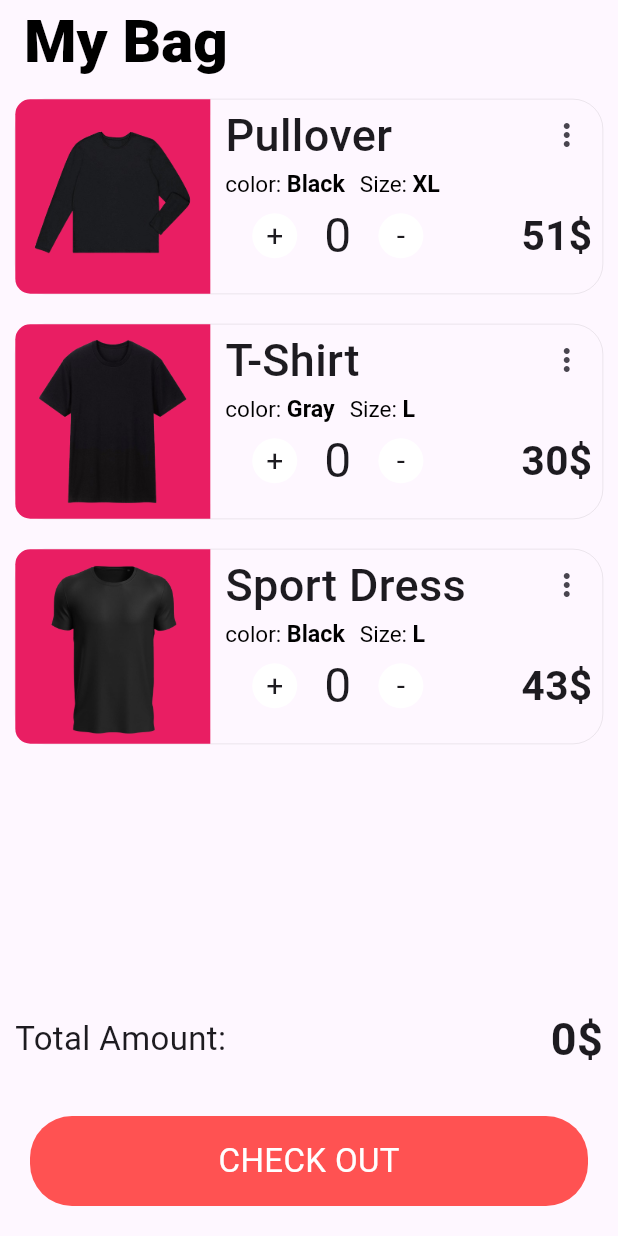
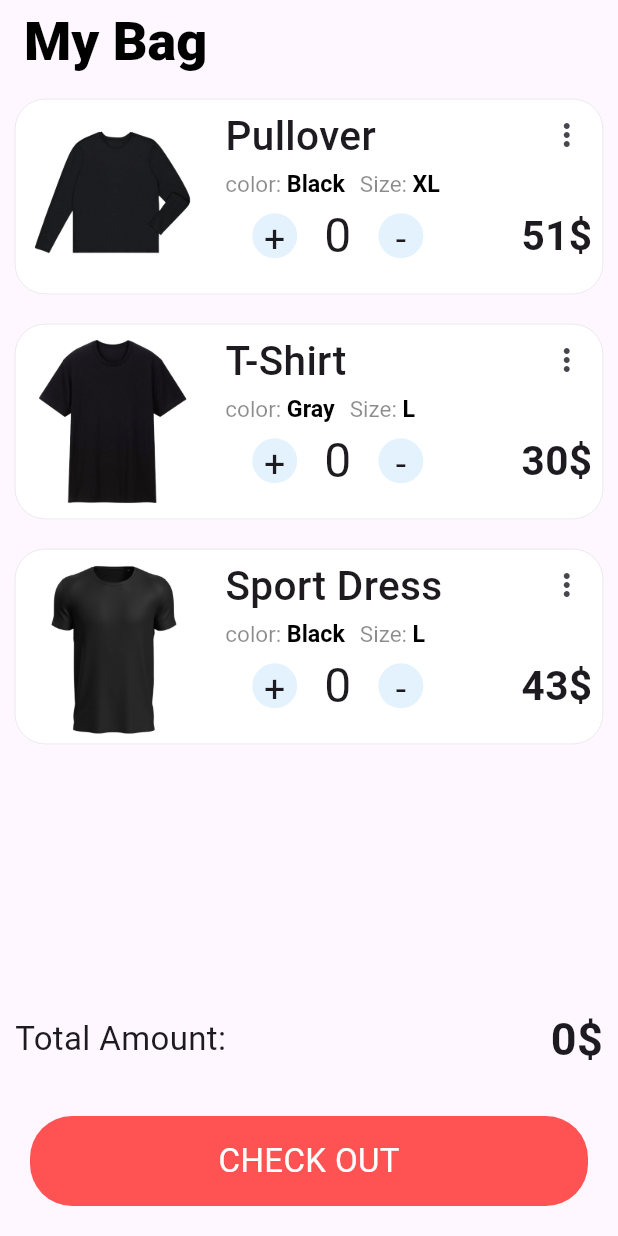
Before and after one commit to Sadman-123/Ostad-Flutter, a Flutter app: the screen it shows after launch, on a phone screen of 412 x 824 dp. Run offline on Flutter 3.47's test engine with Material 3 defaults, Android fonts, the phone set to English and light mode, and no system bars; our stand-ins replace flutter_svg.

Commit message:
Some color and size change

```diff
--- a/Assignment-4/assignment4/lib/main.dart
+++ b/Assignment-4/assignment4/lib/main.dart
@@ -1,4 +1,3 @@
-import 'package:assignment4/custom_widgets/shirt_card.dart';
 import 'package:flutter/material.dart';
 void main()
 {
@@ -29,7 +28,7 @@ class _AppState extends State<App> {
   Widget build(BuildContext context) {
     return Scaffold(
       appBar: AppBar(
-        title: Text("My Bag",style: TextStyle(fontSize: 40,fontWeight: FontWeight.w800,color: Colors.black),),
+        title: Text("My Bag",style: TextStyle(fontSize: 36,fontWeight: FontWeight.w800,color: Colors.black),),
       ),
       body: Column(
         children: [
@@ -41,6 +40,7 @@ class _AppState extends State<App> {
             height: 130,
             width: double.infinity,
             decoration: BoxDecoration(
+                color: Colors.white,
                 borderRadius: BorderRadius.circular(20),
               border: Border.all(color: Colors.black26,width: 0.2)
             ),
@@ -53,7 +53,6 @@ class _AppState extends State<App> {
                       image: DecorationImage(
                         image: AssetImage("assets/pullover.png"),
                       ),
-                      color: Colors.pink,
                       borderRadius: BorderRadius.only(
                           topLeft: Radius.circular(10),
                           bottomLeft: Radius.circular(10)
@@ -68,7 +67,7 @@ class _AppState extends State<App> {
                           Row(
                             mainAxisAlignment: MainAxisAlignment.spaceBetween,
                             children: [
-                              Text("Pullover",style: TextStyle(fontSize: 30,fontWeight: FontWeight.w500),),
+                              Text("Pullover",style: TextStyle(fontSize: 27,fontWeight: FontWeight.w500),),
                               IconButton(onPressed: (){}, icon: Icon(Icons.more_vert_outlined))
                             ],
                           ),
@@ -80,7 +79,7 @@ class _AppState extends State<App> {
                                     TextSpan(
                                       text: 'color: ',
                                       style: TextStyle(
-                                          color: Colors.black,
+                                        color: Colors.black45,
                                           fontSize: 15
                                       ),
                                     ),
@@ -102,7 +101,7 @@ class _AppState extends State<App> {
                                     TextSpan(
                                       text: 'Size: ',
                                       style: TextStyle(
-                                          color: Colors.black,
+                                          color: Colors.black45,
                                           fontSize: 15
                                       ),
                                     ),
@@ -128,12 +127,12 @@ class _AppState extends State<App> {
                                   children: [
                                     GestureDetector(
                                       child: Container(
-                                        child: Text("+",style: TextStyle(fontSize: 20),),
+                                        child: Text("+",style: TextStyle(fontSize: 25),),
                                         alignment: Alignment.center,
                                         height: 30,
                                         width: 30,
                                         decoration: BoxDecoration(
-                                            color: Colors.white,
+                                            color: Colors.blue.shade50,
                                             borderRadius: BorderRadius.circular(50)
                                         ),
                                       ),
@@ -147,12 +146,12 @@ class _AppState extends State<App> {
                                     Text("$ct1",style: TextStyle(fontSize: 32),),
                                     GestureDetector(
                                       child: Container(
-                                        child: Text("-",style: TextStyle(fontSize: 20),),
+                                        child: Text("-",style: TextStyle(fontSize: 25),),
                                         alignment: Alignment.center,
                                         height: 30,
                                         width: 30,
                                         decoration: BoxDecoration(
-                                            color: Colors.white,
+                                            color: Colors.blue.shade50,
                                             borderRadius: BorderRadius.circular(50)
                                         ),
                                       ),
@@ -211,7 +210,9 @@ class _AppState extends State<App> {
                   height: 130,
                   width: double.infinity,
                   decoration: BoxDecoration(
+
                       borderRadius: BorderRadius.circular(20),
+                      color: Colors.white,
                       border: Border.all(color: Colors.black26,width: 0.2)
                   ),
                   child: Row(
@@ -223,7 +224,6 @@ class _AppState extends State<App> {
                             image: DecorationImage(
                               image: AssetImage("assets/tshirt.png"),
                             ),
-                            color: Colors.pink,
                             borderRadius: BorderRadius.only(
                                 topLeft: Radius.circular(10),
                                 bottomLeft: Radius.circular(10)
@@ -238,7 +238,7 @@ class _AppState extends State<App> {
                                 Row(
                                   mainAxisAlignment: MainAxisAlignment.spaceBetween,
                                   children: [
-                                    Text("T-Shirt",style: TextStyle(fontSize: 30,fontWeight: FontWeight.w500),),
+                                    Text("T-Shirt",style: TextStyle(fontSize: 27,fontWeight: FontWeight.w500),),
                                     IconButton(onPressed: (){}, icon: Icon(Icons.more_vert_outlined))
                                   ],
                                 ),
@@ -250,7 +250,7 @@ class _AppState extends State<App> {
                                           TextSpan(
                                             text: 'color: ',
                                             style: TextStyle(
-                                                color: Colors.black,
+                                                color: Colors.black45,
                                                 fontSize: 15
                                             ),
                                           ),
@@ -272,7 +272,7 @@ class _AppState extends State<App> {
                                           TextSpan(
                                             text: 'Size: ',
                                             style: TextStyle(
-                                                color: Colors.black,
+                                                color: Colors.black45,
                                                 fontSize: 15
                                             ),
                                           ),
@@ -298,12 +298,12 @@ class _AppState extends State<App> {
                                         children: [
                                           GestureDetector(
                                             child: Container(
-                                              child: Text("+",style: TextStyle(fontSize: 20),),
+                                              child: Text("+",style: TextStyle(fontSize: 25),),
                                               alignment: Alignment.center,
                                               height: 30,
                                               width: 30,
                                               decoration: BoxDecoration(
-                                                  color: Colors.white,
+                                                  color: Colors.blue.shade50,
                                                   borderRadius: BorderRadius.circular(50)
                                               ),
                                             ),
@@ -317,12 +317,12 @@ class _AppState extends State<App> {
                                           Text("$ct2",style: TextStyle(fontSize: 32),),
                                           GestureDetector(
                                             child: Container(
-                                              child: Text("-",style: TextStyle(fontSize: 20),),
+                                              child: Text("-",style: TextStyle(fontSize: 25),),
                                               alignment: Alignment.center,
                                               height: 30,
                                               width: 30,
                                               decoration: BoxDecoration(
-                                                  color: Colors.white,
+                                                  color: Colors.blue.shade50,
                                                   borderRadius: BorderRadius.circular(50)
                                               ),
                                             ),
@@ -382,6 +382,7 @@ class _AppState extends State<App> {
                   width: double.infinity,
                   decoration: BoxDecoration(
                       borderRadius: BorderRadius.circular(20),
+                      color: Colors.white,
                       border: Border.all(color: Colors.black26,width: 0.2)
                   ),
                   child: Row(
@@ -393,7 +394,6 @@ class _AppState extends State<App> {
                             image: DecorationImage(
                               image: AssetImage("assets/sport.png"),
                             ),
-                            color: Colors.pink,
                             borderRadius: BorderRadius.only(
                                 topLeft: Radius.circular(10),
                                 bottomLeft: Radius.circular(10)
@@ -408,7 +408,7 @@ class _AppState extends State<App> {
                                 Row(
                                   mainAxisAlignment: MainAxisAlignment.spaceBetween,
                                   children: [
-                                    Text("Sport Dress",style: TextStyle(fontSize: 30,fontWeight: FontWeight.w500),),
+                                    Text("Sport Dress",style: TextStyle(fontSize: 27,fontWeight: FontWeight.w500),),
                                     IconButton(onPressed: (){}, icon: Icon(Icons.more_vert_outlined))
                                   ],
                                 ),
@@ -420,7 +420,7 @@ class _AppState extends State<App> {
                                           TextSpan(
                                             text: 'color: ',
                                             style: TextStyle(
-                                                color: Colors.black,
+                                                color: Colors.black45,
                                                 fontSize: 15
                                             ),
                                           ),
@@ -442,7 +442,7 @@ class _AppState extends State<App> {
                                           TextSpan(
                                             text: 'Size: ',
                                             style: TextStyle(
-                                                color: Colors.black,
+                                                color: Colors.black45,
                                                 fontSize: 15
                                             ),
                                           ),
@@ -468,12 +468,12 @@ class _AppState extends State<App> {
                                         children: [
                                           GestureDetector(
                                             child: Container(
-                                              child: Text("+",style: TextStyle(fontSize: 20),),
+                                              child: Text("+",style: TextStyle(fontSize: 25),),
                                               alignment: Alignment.center,
                                               height: 30,
                                               width: 30,
                                               decoration: BoxDecoration(
-                                                  color: Colors.white,
+                                                  color: Colors.blue.shade50,
                                                   borderRadius: BorderRadius.circular(50)
                                               ),
                                             ),
@@ -487,12 +487,12 @@ class _AppState extends State<App> {
                                           Text("$ct3",style: TextStyle(fontSize: 32),),
                                           GestureDetector(
                                             child: Container(
-                                              child: Text("-",style: TextStyle(fontSize: 20),),
+                                              child: Text("-",style: TextStyle(fontSize: 25),),
                                               alignment: Alignment.center,
                                               height: 30,
                                               width: 30,
                                               decoration: BoxDecoration(
-                                                  color: Colors.white,
+                                                  color: Colors.blue.shade50,
                                                   borderRadius: BorderRadius.circular(50)
                                               ),
                                             ),
```
